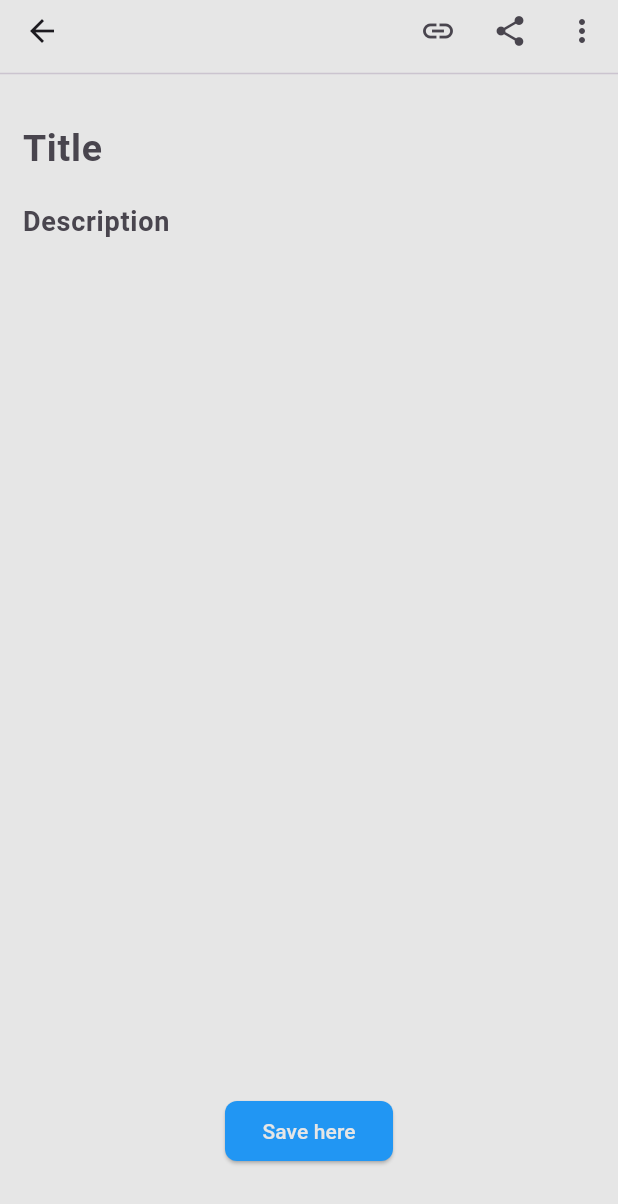
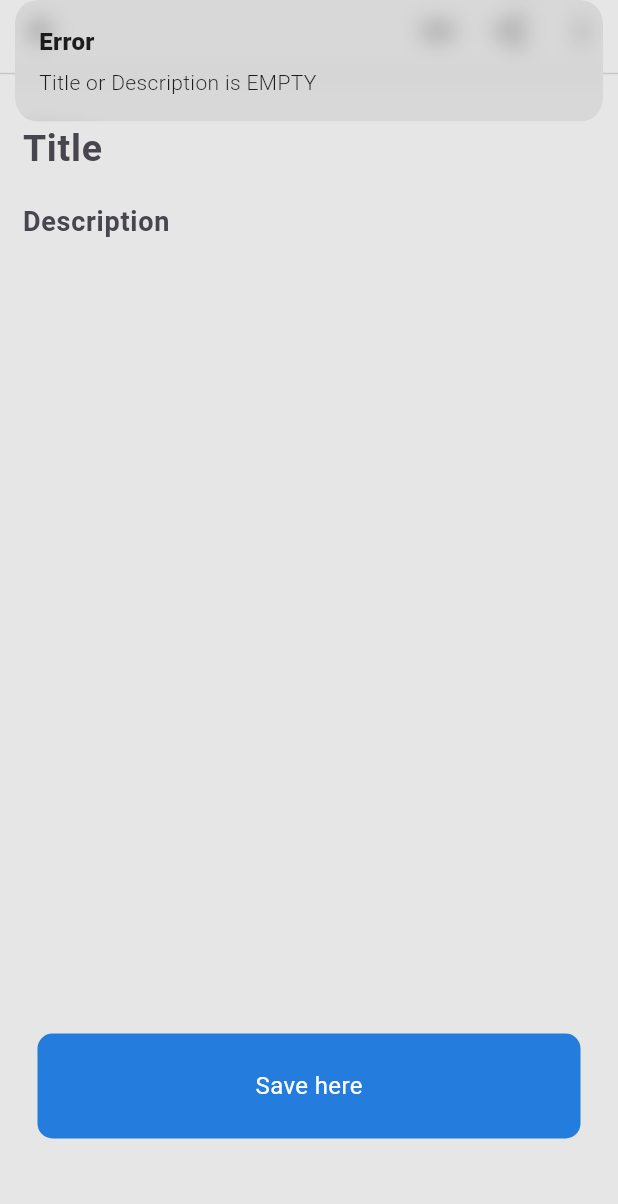
Before and after one commit to atikrony/ToDo_App_GetX, a Flutter app: the NoteScreen screen opened by its route, after a tap on "Save here", on a phone screen of 412 x 824 dp. Shown: the top 1204 px of the screen. Run offline on Flutter 3.47's test engine with Material 3 defaults, Android fonts, the phone set to English and light mode, and no system bars; our stand-ins replace get.

Commit message:
i dont know what i did, used some ai and tutorials. sorry

```diff
--- a/lib/utils/custom_buttons.dart
+++ b/lib/utils/custom_buttons.dart
@@ -1,23 +1,23 @@
 import 'package:flutter/material.dart';
+import 'package:getx/utils/colors.dart';
 
 class CustomButton extends StatelessWidget {
-  final String text;
-  final VoidCallback onPressed;
-  final Color color;
-  final Color textColor;
-  final double borderRadius;
-  final double? width;
-  final double? height;
+  final String title;
+  final VoidCallback onTap;
+  final Color color, textColor;
+  final double? width, height, borderRadius;
+  final bool? isBorderType;
 
   const CustomButton({
     super.key,
-    required this.text,
-    required this.onPressed,
+    required this.title,
+    required this.onTap,
     this.color = Colors.blue,
     this.textColor = Colors.white,
     this.borderRadius = 8.0,
     required this.width,
     required this.height,
+    this.isBorderType,
   });
 
   @override
@@ -25,18 +25,28 @@ class CustomButton extends StatelessWidget {
     return SizedBox(
       width: width,
       height: height,
-      child: ElevatedButton(
-        style: ElevatedButton.styleFrom(
-          backgroundColor: color,
-          foregroundColor: textColor,
-          shape: RoundedRectangleBorder(
-            borderRadius: BorderRadius.circular(borderRadius),
+      child: InkWell(
+        onTap: onTap,
+        child: Container(
+          margin: EdgeInsets.all(15),
+          padding: EdgeInsets.symmetric(horizontal: 15, vertical: 10),
+          decoration: BoxDecoration(
+            color: isBorderType == true ? null : AppColor.primaryColor,
+            borderRadius: BorderRadius.circular(10),
+            border: isBorderType == true
+                ? Border.all(color: AppColor.primaryColor, width: 2)
+                : null,
           ),
-        ),
-        onPressed: onPressed,
-        child: Text(
-          text,
-          style: TextStyle(color: textColor),
+          child: Center(
+            child: Text(
+              title,
+              style: TextStyle(
+                  color: isBorderType == true
+                      ? AppColor.primaryColor
+                      : Colors.white,
+                  fontSize: 16),
+            ),
+          ),
         ),
       ),
     );
--- a/lib/view/home/home.dart
+++ b/lib/view/home/home.dart
@@ -4,7 +4,6 @@ import 'package:getx/controller/notes_controller.dart';
 import 'package:getx/route/route_names.dart';
 import 'package:getx/utils/colors.dart';
 import 'package:getx/widgets/custom_single_notes.dart';
-import 'package:intl/intl.dart';
 
 class HomeScreen extends StatelessWidget {
   const HomeScreen({super.key});
--- a/lib/view/note/note_screen.dart
+++ b/lib/view/note/note_screen.dart
@@ -2,7 +2,6 @@ import 'package:flutter/material.dart';
 import 'package:get/get.dart';
 import 'package:getx/controller/notes_controller.dart';
 import 'package:getx/models/notes_model.dart';
-import 'package:getx/route/route_names.dart';
 import 'package:getx/utils/colors.dart';
 import 'package:getx/utils/custom_buttons.dart';
 
@@ -11,9 +10,21 @@ class NoteScreen extends StatelessWidget {
 
   @override
   Widget build(BuildContext context) {
-    final titleController = TextEditingController();
-    final descriptionController = TextEditingController();
     final notesAdded = Get.put(NotesController());
+
+    final arg = Get.arguments != null
+        ? Get.arguments as Map
+        : {
+            'isUpdate': false,
+            'note': null,
+          };
+    final bool isUpdate = arg['isUpdate'] ?? false;
+    final note = arg['note'] == null ? null : arg['note'] as NotesModel;
+
+    final titleController =
+        TextEditingController(text: isUpdate ? note!.title : null);
+    final descriptionController =
+        TextEditingController(text: isUpdate ? note!.description : null);
 
     return Scaffold(
       appBar: AppBar(
@@ -74,11 +85,12 @@ class NoteScreen extends StatelessWidget {
         ),
       ),
       bottomNavigationBar: Padding(
-        padding:
-            const EdgeInsets.only(left: 150, right: 150, bottom: 50, top: 0),
+        padding: const EdgeInsets.only(left: 10, right: 10, bottom: 50, top: 0),
         child: CustomButton(
-          text: "Save here",
-          onPressed: () {
+          height: 100,
+          width: 700,
+          title: "Save here",
+          onTap: () {
             if (titleController.text.isEmpty ||
                 descriptionController.text.isEmpty) {
               Get.snackbar(
@@ -94,11 +106,8 @@ class NoteScreen extends StatelessWidget {
                 ),
               );
             }
-            Get.back();
           },
           textColor: AppColor.backgroundColor,
-          height: 40,
-          width: 10,
         ),
       ),
     );
--- a/lib/widgets/custom_single_notes.dart
+++ b/lib/widgets/custom_single_notes.dart
@@ -23,7 +23,14 @@ class CustomSingleNotes extends StatelessWidget {
     final createdDateFormat = DateFormat.yMMMMd().format(note.createdDate);
     final createdTimeFormat = DateFormat.jm().format(note.createdDate);
 
-    return Container(
+    return InkWell(
+      onTap: () {
+        Get.toNamed(RouteNames.noteScreen, arguments: {
+          'isUpdate': true,
+          'note': note,
+        });
+      },
+      child: Container(
         margin: const EdgeInsets.only(bottom: 10),
         decoration: BoxDecoration(
           color: Colors.white,
@@ -76,6 +83,7 @@ class CustomSingleNotes extends StatelessWidget {
             icon: const Icon(Icons.delete),
           ),
         ),
+      ),
     );
   }
 }
```
Lines whose indentation alone changed are shown as unchanged.
